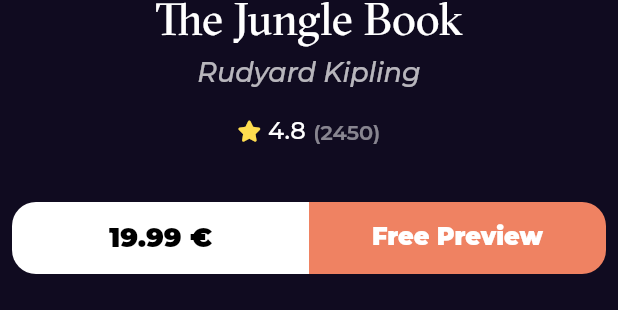
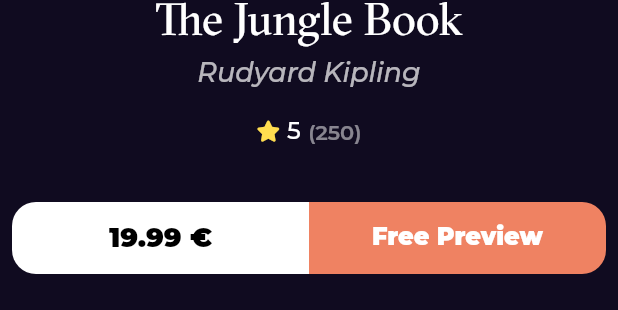
Before and after one commit to OmarIssa0/bookApp, a Flutter app: the BookDetailsSection widget shown alone on an empty page, opened directly, on a phone screen of 412 x 824 dp. Shown: the part 643-953 px from the top of the screen. Run offline on Flutter 3.47's test engine with Material 2 defaults, Android fonts, the phone set to English and light mode, and no system bars; drawn by our look-alikes of cached_network_image; our stand-ins replace bloc, dartz, dio, equatable, flutter_bloc, font_awesome_flutter and 3 more; network calls fail.

Commit message:
display newset books list view data

```diff
--- a/lib/features/home/presentation/views/widgets/book_rating.dart
+++ b/lib/features/home/presentation/views/widgets/book_rating.dart
@@ -6,9 +6,13 @@ class BookRating extends StatelessWidget {
   const BookRating({
     super.key,
     this.mainAxisAlignment = MainAxisAlignment.start,
+    required this.rating,
+    required this.count,
   });
 
   final MainAxisAlignment mainAxisAlignment;
+  final int rating;
+  final int count;
 
   @override
   Widget build(BuildContext context) {
@@ -23,8 +27,8 @@ class BookRating extends StatelessWidget {
         const SizedBox(
           width: 6.3,
         ),
-        const Text(
-          '4.8',
+        Text(
+          rating.toString(),
           style: Styles.textStyle16,
         ),
         const SizedBox(
@@ -33,7 +37,7 @@ class BookRating extends StatelessWidget {
         Opacity(
           opacity: .5,
           child: Text(
-            '(2450)',
+            '($count)',
             style: Styles.textStyle14.copyWith(
               fontWeight: FontWeight.w600,
             ),
--- a/lib/features/home/presentation/views/widgets/books_details_section.dart
+++ b/lib/features/home/presentation/views/widgets/books_details_section.dart
@@ -45,6 +45,8 @@ class BookDetailsSection extends StatelessWidget {
           height: 18,
         ),
         const BookRating(
+          rating: 5,
+          count: 250,
           mainAxisAlignment: MainAxisAlignment.center,
         ),
         const SizedBox(
--- a/lib/features/home/presentation/views/widgets/home_view_body.dart
+++ b/lib/features/home/presentation/views/widgets/home_view_body.dart
@@ -12,6 +12,7 @@ class HomeViewBody extends StatelessWidget {
   @override
   Widget build(BuildContext context) {
     return CustomScrollView(
+      physics: const BouncingScrollPhysics(),
       slivers: [
         SliverToBoxAdapter(
           child: Column(
@@ -28,7 +29,7 @@ class HomeViewBody extends StatelessWidget {
               Padding(
                 padding: EdgeInsets.symmetric(horizontal: 30),
                 child: Text(
-                  'Best Seller',
+                  'Newset Books',
                   style: Styles.textStyle18,
                 ),
               ),
--- a/lib/features/search/presentaion/views/widgets/search_view_body.dart
+++ b/lib/features/search/presentaion/views/widgets/search_view_body.dart
@@ -44,7 +44,8 @@ class SearchResultListView extends StatelessWidget {
       itemBuilder: (context, index) {
         return const Padding(
           padding: EdgeInsets.symmetric(vertical: 10),
-          child: BookListViewItem(),
+          // child: BookListViewItem(),
+          child: Text('data'),
         );
       },
     );
--- a/lib/main.dart
+++ b/lib/main.dart
@@ -30,7 +30,7 @@ class BooklyApp extends StatelessWidget {
         BlocProvider(
           create: (context) => NewsetBookCubit(
             getIt.get<HomeRepoImpl>(),
-          ),
+          )..fetchNewsetBooks(),
         ),
       ],
       child: MaterialApp.router(
```
Also changed, not shown: lib/features/home/presentation/views/widgets/best_seller_list_view.dart (+20 -4 lines), lib/features/home/presentation/views/widgets/book_list_view_item.dart (+15 -24 lines).
